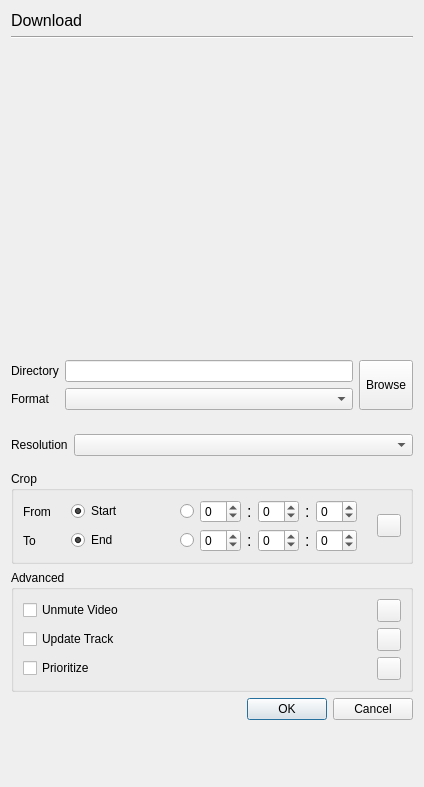
devhotteok/TwitchLink, file resources/ui/downloadMenu.ui: the form before one commit.
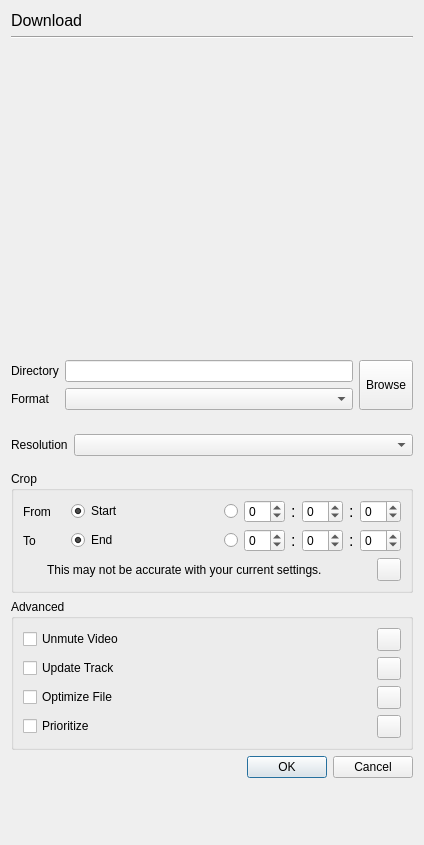
The form after the commit. Icons and pictures are not drawn.

Patch:
```diff
--- a/resources/ui/downloadMenu.ui
+++ b/resources/ui/downloadMenu.ui
@@ -7,7 +7,7 @@
     <x>0</x>
     <y>0</y>
     <width>420</width>
-    <height>743</height>
+    <height>804</height>
    </rect>
   </property>
   <property name="sizePolicy">
@@ -16,6 +16,11 @@
     <verstretch>0</verstretch>
    </sizepolicy>
   </property>
+  <property name="font">
+   <font>
+    <pointsize>9</pointsize>
+   </font>
+  </property>
   <property name="windowTitle">
    <string>Download Menu</string>
   </property>
@@ -190,13 +195,10 @@
         <property name="title">
          <string>Crop</string>
         </property>
-        <layout class="QHBoxLayout" name="cropAreaLayout">
-         <property name="spacing">
-          <number>20</number>
-         </property>
+        <layout class="QVBoxLayout" name="verticalLayout">
          <item>
-          <widget class="QWidget" name="cropBarArea" native="true">
-           <layout class="QFormLayout" name="cropBarAreaLayout">
+          <widget class="QWidget" name="cropTimeArea" native="true">
+           <layout class="QFormLayout" name="cropTimeAreaLayout">
             <property name="horizontalSpacing">
              <number>20</number>
             </property>
@@ -219,6 +221,152 @@
               </property>
              </widget>
             </item>
+            <item row="0" column="1">
+             <widget class="QWidget" name="cropFromSelectArea" native="true">
+              <layout class="QHBoxLayout" name="cropFromSelectAreaLayout">
+               <property name="leftMargin">
+                <number>0</number>
+               </property>
+               <property name="topMargin">
+                <number>0</number>
+               </property>
+               <property name="rightMargin">
+                <number>0</number>
+               </property>
+               <property name="bottomMargin">
+                <number>0</number>
+               </property>
+               <item>
+                <widget class="QRadioButton" name="cropFromStartRadioButton">
+                 <property name="text">
+                  <string>Start</string>
+                 </property>
+                 <property name="checked">
+                  <bool>true</bool>
+                 </property>
+                </widget>
+               </item>
+               <item>
+                <widget class="QRadioButton" name="cropFromSelectRadioButton">
+                 <property name="sizePolicy">
+                  <sizepolicy hsizetype="Fixed" vsizetype="Fixed">
+                   <horstretch>0</horstretch>
+                   <verstretch>0</verstretch>
+                  </sizepolicy>
+                 </property>
+                 <property name="text">
+                  <string/>
+                 </property>
+                </widget>
+               </item>
+               <item alignment="Qt::AlignLeft">
+                <widget class="QWidget" name="fromTimeBar" native="true">
+                 <property name="sizePolicy">
+                  <sizepolicy hsizetype="Fixed" vsizetype="Preferred">
+                   <horstretch>0</horstretch>
+                   <verstretch>0</verstretch>
+                  </sizepolicy>
+                 </property>
+                 <layout class="QHBoxLayout" name="fromTimeBarLayout">
+                  <property name="leftMargin">
+                   <number>0</number>
+                  </property>
+                  <property name="topMargin">
+                   <number>0</number>
+                  </property>
+                  <property name="rightMargin">
+                   <number>0</number>
+                  </property>
+                  <property name="bottomMargin">
+                   <number>0</number>
+                  </property>
+                  <item>
+                   <widget class="QSpinBox" name="fromSpinH">
+                    <property name="sizePolicy">
+                     <sizepolicy hsizetype="Preferred" vsizetype="Fixed">
+                      <horstretch>0</horstretch>
+                      <verstretch>0</verstretch>
+                     </sizepolicy>
+                    </property>
+                    <property name="minimumSize">
+                     <size>
+                      <width>40</width>
+                      <height>0</height>
+                     </size>
+                    </property>
+                    <property name="minimum">
+                     <number>-1</number>
+                    </property>
+                   </widget>
+                  </item>
+                  <item>
+                   <widget class="QLabel" name="fromColon_1">
+                    <property name="font">
+                     <font>
+                      <pointsize>12</pointsize>
+                     </font>
+                    </property>
+                    <property name="text">
+                     <string>:</string>
+                    </property>
+                   </widget>
+                  </item>
+                  <item>
+                   <widget class="QSpinBox" name="fromSpinM">
+                    <property name="sizePolicy">
+                     <sizepolicy hsizetype="Preferred" vsizetype="Fixed">
+                      <horstretch>0</horstretch>
+                      <verstretch>0</verstretch>
+                     </sizepolicy>
+                    </property>
+                    <property name="minimumSize">
+                     <size>
+                      <width>40</width>
+                      <height>0</height>
+                     </size>
+                    </property>
+                    <property name="minimum">
+                     <number>-1</number>
+                    </property>
+                   </widget>
+                  </item>
+                  <item>
+                   <widget class="QLabel" name="fromColon_2">
+                    <property name="font">
+                     <font>
+                      <pointsize>12</pointsize>
+                     </font>
+                    </property>
+                    <property name="text">
+                     <string>:</string>
+                    </property>
+                   </widget>
+                  </item>
+                  <item>
+                   <widget class="QSpinBox" name="fromSpinS">
+                    <property name="sizePolicy">
+                     <sizepolicy hsizetype="Preferred" vsizetype="Fixed">
+                      <horstretch>0</horstretch>
+                      <verstretch>0</verstretch>
+                     </sizepolicy>
+                    </property>
+                    <property name="minimumSize">
+                     <size>
+                      <width>40</width>
+                      <height>0</height>
+                     </size>
+                    </property>
+                    <property name="minimum">
+                     <number>-1</number>
+                    </property>
+                   </widget>
+                  </item>
+                 </layout>
+                </widget>
+               </item>
+              </layout>
+             </widget>
+            </item>
             <item row="1" column="0">
              <widget class="QLabel" name="cropToLabel">
               <property name="text">
@@ -375,164 +523,74 @@
               </layout>
              </widget>
             </item>
-            <item row="0" column="1">
-             <widget class="QWidget" name="cropFromSelectArea" native="true">
-              <layout class="QHBoxLayout" name="cropFromSelectAreaLayout">
-               <property name="leftMargin">
-                <number>0</number>
-               </property>
-               <property name="topMargin">
-                <number>0</number>
-               </property>
-               <property name="rightMargin">
-                <number>0</number>
-               </property>
-               <property name="bottomMargin">
-                <number>0</number>
-               </property>
-               <item>
-                <widget class="QRadioButton" name="cropFromStartRadioButton">
-                 <property name="text">
-                  <string>Start</string>
-                 </property>
-                 <property name="checked">
-                  <bool>true</bool>
-                 </property>
-                </widget>
-               </item>
-               <item>
-                <widget class="QRadioButton" name="cropFromSelectRadioButton">
-                 <property name="sizePolicy">
-                  <sizepolicy hsizetype="Fixed" vsizetype="Fixed">
-                   <horstretch>0</horstretch>
-                   <verstretch>0</verstretch>
-                  </sizepolicy>
-                 </property>
-                 <property name="text">
-                  <string/>
-                 </property>
-                </widget>
-               </item>
-               <item alignment="Qt::AlignLeft">
-                <widget class="QWidget" name="fromTimeBar" native="true">
-                 <property name="sizePolicy">
-                  <sizepolicy hsizetype="Fixed" vsizetype="Preferred">
-                   <horstretch>0</horstretch>
-                   <verstretch>0</verstretch>
-                  </sizepolicy>
-                 </property>
-                 <layout class="QHBoxLayout" name="fromTimeBarLayout">
-                  <property name="leftMargin">
-                   <number>0</number>
-                  </property>
-                  <property name="topMargin">
-                   <number>0</number>
-                  </property>
-                  <property name="rightMargin">
-                   <number>0</number>
-                  </property>
-                  <property name="bottomMargin">
-                   <number>0</number>
-                  </property>
-                  <item>
-                   <widget class="QSpinBox" name="fromSpinH">
-                    <property name="sizePolicy">
-                     <sizepolicy hsizetype="Preferred" vsizetype="Fixed">
-                      <horstretch>0</horstretch>
-                      <verstretch>0</verstretch>
-                     </sizepolicy>
-                    </property>
-                    <property name="minimumSize">
-                     <size>
-                      <width>40</width>
-                      <height>0</height>
-                     </size>
-                    </property>
-                    <property name="minimum">
-                     <number>-1</number>
-                    </property>
-                   </widget>
-                  </item>
-                  <item>
-                   <widget class="QLabel" name="fromColon_1">
-                    <property name="font">
-                     <font>
-                      <pointsize>12</pointsize>
-                     </font>
-                    </property>
-                    <property name="text">
-                     <string>:</string>
-                    </property>
-                   </widget>
-                  </item>
-                  <item>
-                   <widget class="QSpinBox" name="fromSpinM">
-                    <property name="sizePolicy">
-                     <sizepolicy hsizetype="Preferred" vsizetype="Fixed">
-                      <horstretch>0</horstretch>
-                      <verstretch>0</verstretch>
-                     </sizepolicy>
-                    </property>
-                    <property name="minimumSize">
-                     <size>
-                      <width>40</width>
-                      <height>0</height>
-                     </size>
-                    </property>
-                    <property name="minimum">
-                     <number>-1</number>
-                    </property>
-                   </widget>
-                  </item>
-                  <item>
-                   <widget class="QLabel" name="fromColon_2">
-                    <property name="font">
-                     <font>
-                      <pointsize>12</pointsize>
-                     </font>
-                    </property>
-                    <property name="text">
-                     <string>:</string>
-                    </property>
-                   </widget>
-                  </item>
-                  <item>
-                   <widget class="QSpinBox" name="fromSpinS">
-                    <property name="sizePolicy">
-                     <sizepolicy hsizetype="Preferred" vsizetype="Fixed">
-                      <horstretch>0</horstretch>
-                      <verstretch>0</verstretch>
-                     </sizepolicy>
-                    </property>
-                    <property name="minimumSize">
-                     <size>
-                      <width>40</width>
-                      <height>0</height>
-                     </size>
-                    </property>
-                    <property name="minimum">
-                     <number>-1</number>
-                    </property>
-                   </widget>
-                  </item>
-                 </layout>
-                </widget>
-               </item>
-              </layout>
-             </widget>
-            </item>
            </layout>
           </widget>
          </item>
          <item>
-          <widget class="QToolButton" name="cropInfo">
-           <property name="toolTip">
-            <string>Help</string>
-           </property>
-           <property name="icon">
-            <iconset>
-             <normaloff>../icons/help.svg</normaloff>../icons/help.svg</iconset>
-           </property>
+          <widget class="QWidget" name="cropInfoArea" native="true">
+           <layout class="QHBoxLayout" name="cropInfoAreaLayout">
+            <property name="leftMargin">
+             <number>0</number>
+            </property>
+            <property name="topMargin">
+             <number>0</number>
+            </property>
+            <property name="rightMargin">
+             <number>0</number>
+            </property>
+            <property name="bottomMargin">
+             <number>0</number>
+            </property>
+            <item>
+             <widget class="QLabel" name="alertIcon">
+              <property name="sizePolicy">
+               <sizepolicy hsizetype="Fixed" vsizetype="Fixed">
+                <horstretch>0</horstretch>
+                <verstretch>0</verstretch>
+               </sizepolicy>
+              </property>
+              <property name="maximumSize">
+               <size>
+                <width>18</width>
+                <height>18</height>
+               </size>
+              </property>
+              <property name="pixmap">
+               <pixmap>../icons/alert_red.svg</pixmap>
+              </property>
+              <property name="scaledContents">
+               <bool>true</bool>
+              </property>
+              <property name="alignment">
+               <set>Qt::AlignCenter</set>
+              </property>
+             </widget>
+            </item>
+            <item>
+             <widget class="QLabel" name="cropInfoLabel">
+              <property name="sizePolicy">
+               <sizepolicy hsizetype="Ignored" vsizetype="Preferred">
+                <horstretch>0</horstretch>
+                <verstretch>0</verstretch>
+               </sizepolicy>
+              </property>
+              <property name="text">
+               <string>This may not be accurate with your current settings.</string>
+              </property>
+             </widget>
+            </item>
+            <item>
+             <widget class="QToolButton" name="cropInfo">
+              <property name="toolTip">
+               <string>Help</string>
+              </property>
+              <property name="icon">
+               <iconset>
+                <normaloff>../icons/help.svg</normaloff>../icons/help.svg</iconset>
+              </property>
+             </widget>
+            </item>
+           </layout>
           </widget>
          </item>
         </layout>
@@ -622,6 +680,42 @@
            </layout>
           </widget>
          </item>
+         <item>
+          <widget class="QWidget" name="optimizeFileArea" native="true">
+           <layout class="QHBoxLayout" name="optimizeFileAreaLayout">
+            <property name="leftMargin">
+             <number>0</number>
+            </property>
+            <property name="topMargin">
+             <number>0</number>
+            </property>
+            <property name="rightMargin">
+             <number>0</number>
+            </property>
+            <property name="bottomMargin">
+             <number>0</number>
+            </property>
+            <item>
+             <widget class="QCheckBox" name="optimizeFileCheckBox">
+              <property name="text">
+               <string>Optimize File</string>
+              </property>
+             </widget>
+            </item>
+            <item>
+             <widget class="QToolButton" name="optimizeFileInfo">
+              <property name="toolTip">
+               <string>Help</string>
+              </property>
+              <property name="icon">
+               <iconset>
+                <normaloff>../icons/help.svg</normaloff>../icons/help.svg</iconset>
+              </property>
+             </widget>
+            </item>
+           </layout>
+          </widget>
+         </item>
          <item>
           <widget class="QWidget" name="prioritizeArea" native="true">
            <layout class="QHBoxLayout" name="prioritizeAreaLayout">
```
Left out of the diff: 6 changed lines with no effect on the pictures.
